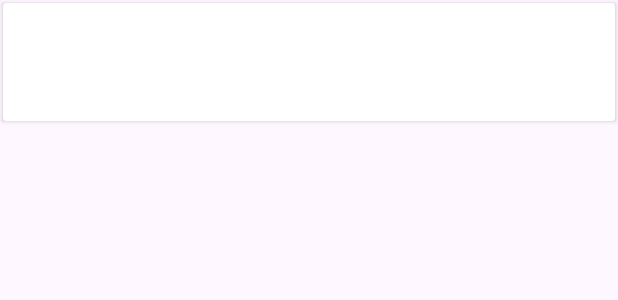
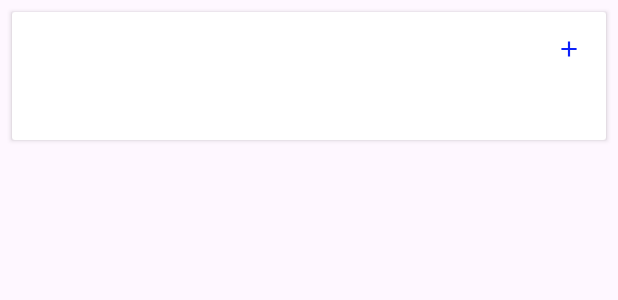
Before and after one commit to NikeZakrevsky/LabAnalysisApp, an Android app: the layout analysis_row.xml on its own in the app's theme, with its tools: preview values and no code run, on a phone screen of 412 x 824 dp. Shown: the top 300 px of the screen. Run offline under Robolectric (Android 15) with nearby library versions, the phone set to English and light mode, and no system bars.

Commit message:
refactoring + style fixes

```diff
--- a/build.gradle
+++ b/build.gradle
@@ -59,4 +59,7 @@ dependencies {
     implementation('com.google.apis:google-api-services-drive:v3-rev136-1.25.0') {
         exclude group: 'org.apache.httpcomponents'
     }
+    implementation "androidx.room:room-runtime:2.4.1"
+    annotationProcessor "androidx.room:room-compiler:2.4.1"
+    implementation "androidx.lifecycle:lifecycle-reactivestreams:2.4.0"
 }
--- a/src/main/AndroidManifest.xml
+++ b/src/main/AndroidManifest.xml
@@ -8,6 +8,7 @@
     <uses-permission android:name="android.permission.INTERNET" />
 
     <application
+        android:hardwareAccelerated="true"
         android:name=".MyApp"
         android:allowBackup="true"
         android:dataExtractionRules="@xml/data_extraction_rules"
--- a/src/main/java/com/nike/labtests/service/AnalysisService.java
+++ b/src/main/java/com/nike/labtests/service/AnalysisService.java
@@ -1,10 +1,12 @@
 package com.nike.labtests.service;
+
+import androidx.lifecycle.LiveData;
 
 import com.nike.labtests.model.Analysis;
 
 import java.util.List;
 
 public interface AnalysisService {
-	List<Analysis> getData();
+	LiveData<List<Analysis>> getData();
 	void addAll(List<Analysis> analysisList);
 }
--- /dev/null
+++ b/src/main/res/drawable/circle_background.xml
@@ -0,0 +1,4 @@
+<shape xmlns:android="http://schemas.android.com/apk/res/android"
+    android:shape="oval">
+    <solid android:color="#BC0077FF" />
+</shape>
--- /dev/null
+++ b/src/main/res/drawable/ic_add.xml
@@ -0,0 +1,5 @@
+<vector android:height="24dp" android:tint="#0C21FA"
+    android:viewportHeight="24" android:viewportWidth="24"
+    android:width="24dp" xmlns:android="http://schemas.android.com/apk/res/android">
+    <path android:fillColor="@android:color/white" android:pathData="M19,13h-6v6h-2v-6H5v-2h6V5h2v6h6v2z"/>
+</vector>
--- /dev/null
+++ b/src/main/res/drawable/ic_add_2.xml
@@ -0,0 +1,5 @@
+<vector android:height="15dp" android:tint="#FFFFFF"
+    android:viewportHeight="24" android:viewportWidth="24"
+    android:width="15dp" xmlns:android="http://schemas.android.com/apk/res/android">
+    <path android:fillColor="@android:color/white" android:pathData="M19,13h-6v6h-2v-6H5v-2h6V5h2v6h6v2z"/>
+</vector>
--- a/src/main/res/layout/analysis_row.xml
+++ b/src/main/res/layout/analysis_row.xml
@@ -1,37 +1,44 @@
 <?xml version="1.0" encoding="utf-8"?>
-<LinearLayout xmlns:android="http://schemas.android.com/apk/res/android"
+<androidx.cardview.widget.CardView
+    xmlns:android="http://schemas.android.com/apk/res/android"
     android:layout_width="match_parent"
-    android:layout_height="match_parent"
+    android:layout_height="wrap_content"
+    android:layout_margin="8dp"
+    android:elevation="8dp"
     android:clipToPadding="false"
-    android:orientation="vertical"
-    android:paddingBottom="@dimen/cardview_default_elevation"
-    android:paddingLeft="@dimen/cardview_default_elevation"
-    android:paddingRight="@dimen/cardview_default_elevation"
-    android:paddingTop="@dimen/cardview_default_elevation">
+    android:outlineProvider="bounds">
 
-    <androidx.cardview.widget.CardView
+    <RelativeLayout
         android:layout_width="match_parent"
-        android:layout_height="wrap_content">
-        <LinearLayout
-            android:orientation="vertical"
-            android:layout_width="match_parent"
+        android:layout_height="wrap_content"
+        android:padding="16dp">
+
+        <TextView
+            android:id="@+id/analysis_name"
+            android:layout_width="wrap_content"
             android:layout_height="wrap_content"
-            android:paddingBottom="@dimen/activity_vertical_margin"
-            android:paddingLeft="@dimen/activity_horizontal_margin"
-            android:paddingRight="@dimen/activity_horizontal_margin"
-            android:paddingTop="@dimen/activity_vertical_margin">
-            <TextView
-                android:id="@+id/analysis_name"
-                android:layout_width="wrap_content"
-                android:layout_height="wrap_content"
-                android:textSize="20sp"/>
+            android:textSize="17sp"
+            android:paddingBottom="10sp"
+            android:layout_alignParentTop="true"
+            android:layout_alignParentStart="true"/>
 
-            <TextView
-                android:id="@+id/analysis_description"
-                android:layout_width="wrap_content"
-                android:layout_height="wrap_content"/>
-        </LinearLayout>
+        <TextView
+            android:id="@+id/analysis_description"
+            android:layout_width="wrap_content"
+            android:layout_height="wrap_content"
+            android:layout_below="@id/analysis_name"
+            android:layout_alignParentStart="true"/>
 
-    </androidx.cardview.widget.CardView>
+        <ImageView
+            android:id="@+id/add_icon"
+            android:layout_width="17dp"
+            android:layout_height="17dp"
+            android:src="@drawable/ic_add"
+            android:layout_alignParentEnd="true"
+            android:layout_alignParentTop="true"
+            android:layout_marginTop="0dp"
+            android:layout_marginEnd="0dp"/>
 
-</LinearLayout>
+    </RelativeLayout>
+
+</androidx.cardview.widget.CardView>
--- a/src/main/res/layout/toolbar_main.xml
+++ b/src/main/res/layout/toolbar_main.xml
@@ -4,4 +4,4 @@
     android:layout_width="match_parent"
     android:layout_height="wrap_content"
     android:id="@+id/toolbar"
-    android:background="?attr/colorPrimary"/>
+    android:background="#BD0077FF"/>
```
Also changed, not shown: src/main/java/com/nike/labtests/model/Analysis.java (+25 -7 lines), src/main/java/com/nike/labtests/persistence/AnalysisDao.java (added, +19 -0 lines), src/main/java/com/nike/labtests/persistence/AnalysisResultsRepository.java (+10 -52 lines), src/main/java/com/nike/labtests/persistence/AppDatabase.java (added, +25 -0 lines), src/main/java/com/nike/labtests/service/AnalysisServiceImpl.java (+5 -6 lines), src/main/java/com/nike/labtests/ui/AnalysisListActivity.java (+7 -6 lines), src/main/java/com/nike/labtests/ui/AnalysisListViewAdapter.java (+8 -0 lines), src/main/res/layout/activity_analysis_list.xml (+18 -2 lines).
